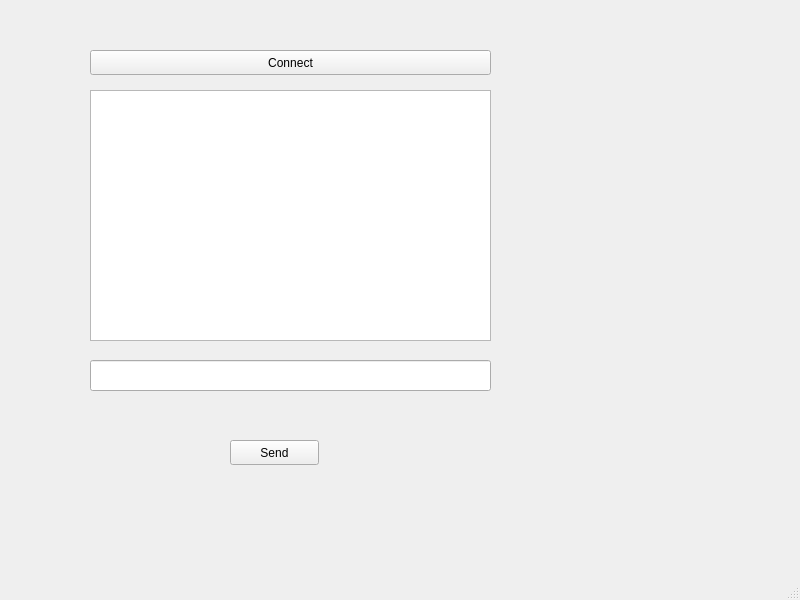
The window that Client/mainwindow.ui (furich42/Client-Server-Chat) describes before a commit, drawn with Qt 5.
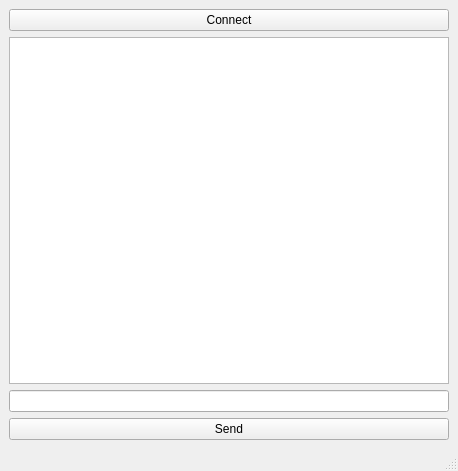
The same window after the commit.

Commit message: added client source

```diff
--- a/Client/mainwindow.ui
+++ b/Client/mainwindow.ui
@@ -6,60 +6,36 @@
    <rect>
     <x>0</x>
     <y>0</y>
-    <width>800</width>
-    <height>600</height>
+    <width>458</width>
+    <height>471</height>
    </rect>
   </property>
   <property name="windowTitle">
    <string>MainWindow</string>
   </property>
   <widget class="QWidget" name="centralwidget">
+   <layout class="QVBoxLayout" name="verticalLayout">
+    <item>
    <widget class="QPushButton" name="ConnectButton">
-    <property name="geometry">
-     <rect>
-      <x>90</x>
-      <y>50</y>
-      <width>401</width>
-      <height>25</height>
-     </rect>
-    </property>
     <property name="text">
      <string>Connect</string>
     </property>
    </widget>
-   <widget class="QLineEdit" name="InputLine">
-    <property name="geometry">
-     <rect>
-      <x>90</x>
-      <y>360</y>
-      <width>401</width>
-      <height>31</height>
-     </rect>
-    </property>
-   </widget>
-   <widget class="QTextBrowser" name="OutputBrowser">
-    <property name="geometry">
-     <rect>
-      <x>90</x>
-      <y>90</y>
-      <width>401</width>
-      <height>251</height>
-     </rect>
-    </property>
-   </widget>
+    </item>
+    <item>
+     <widget class="QTextBrowser" name="OutputBrowser"/>
+    </item>
+    <item>
+     <widget class="QLineEdit" name="InputLine"/>
+    </item>
+    <item>
    <widget class="QPushButton" name="SendButton">
-    <property name="geometry">
-     <rect>
-      <x>230</x>
-      <y>440</y>
-      <width>89</width>
-      <height>25</height>
-     </rect>
-    </property>
     <property name="text">
      <string>Send</string>
     </property>
    </widget>
+    </item>
+   </layout>
   </widget>
   <widget class="QMenuBar" name="menubar">
    <property name="geometry">
```
Left out of the diff: 2 changed lines with no effect on the pictures. Lines whose indentation alone changed are shown as unchanged. The commit also changes 2 other files.
